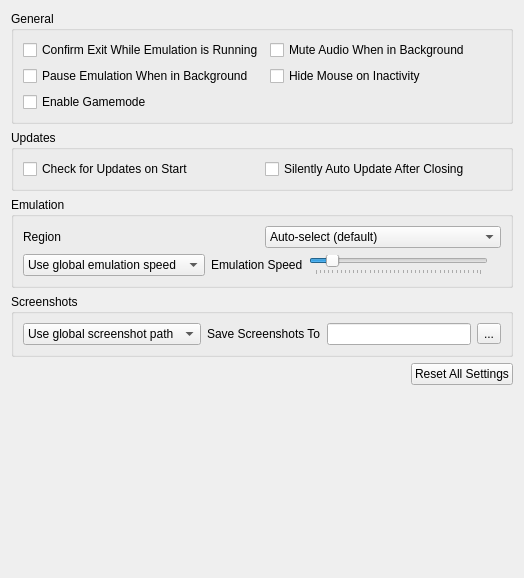
This is src/borked3ds_qt/configuration/configure_general.ui in yeager/Borked3DS as Qt 5 draws it before an edit. The edited form follows.
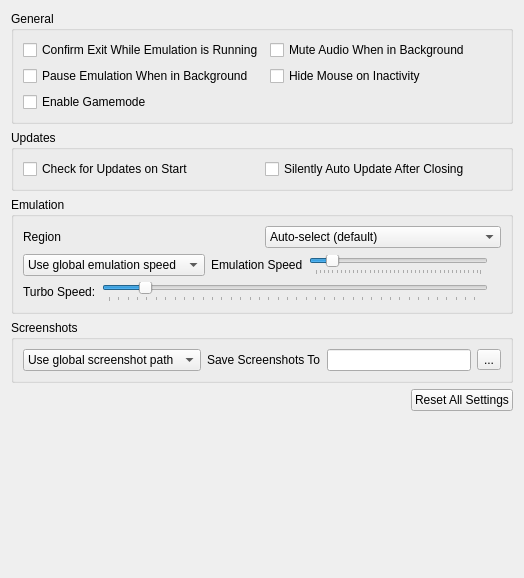
This is the edited form.

Patch:
```diff
--- a/src/borked3ds_qt/configuration/configure_general.ui
+++ b/src/borked3ds_qt/configuration/configure_general.ui
@@ -232,6 +232,66 @@
           </layout>
          </widget>
         </item>
+        <item>
+         <widget class="QWidget" name="turbo_speed_layout" native="true">
+          <layout class="QHBoxLayout" name="turbo_speed_layout_inner">
+           <property name="leftMargin">
+            <number>0</number>
+           </property>
+           <property name="topMargin">
+            <number>0</number>
+           </property>
+           <property name="rightMargin">
+            <number>0</number>
+           </property>
+           <property name="bottomMargin">
+            <number>0</number>
+           </property>
+           <item>
+            <widget class="QLabel" name="turbo_speed_label">
+             <property name="text">
+              <string>Turbo Speed:</string>
+             </property>
+            </widget>
+           </item>
+           <item>
+            <widget class="QSlider" name="turbo_speed">
+             <property name="minimum">
+              <number>0</number>
+             </property>
+             <property name="maximum">
+              <number>198</number>
+             </property>
+             <property name="singleStep">
+              <number>5</number>
+             </property>
+             <property name="pageStep">
+              <number>15</number>
+             </property>
+             <property name="value">
+              <number>19</number>
+             </property>
+             <property name="orientation">
+              <enum>Qt::Horizontal</enum>
+             </property>
+             <property name="tickPosition">
+              <enum>QSlider::TicksBelow</enum>
+             </property>
+            </widget>
+           </item>
+           <item>
+            <widget class="QLabel" name="turbo_speed_display_label">
+             <property name="text">
+              <string/>
+             </property>
+             <property name="alignment">
+              <set>Qt::AlignRight|Qt::AlignTrailing|Qt::AlignVCenter</set>
+             </property>
+            </widget>
+           </item>
+          </layout>
+         </widget>
+        </item>
        </layout>
       </widget>
      </item>
```
